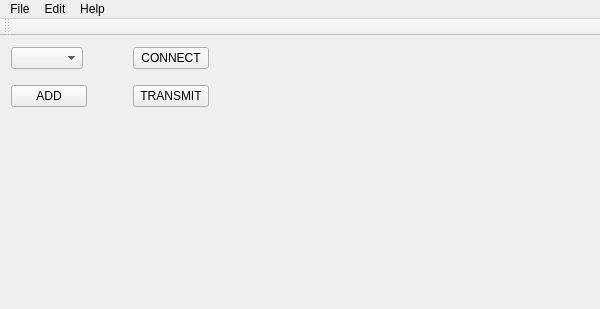
Qt form src/window_munk_power_supply/main_window.ui (dmherrington/ECM-Control-System) before a commit.
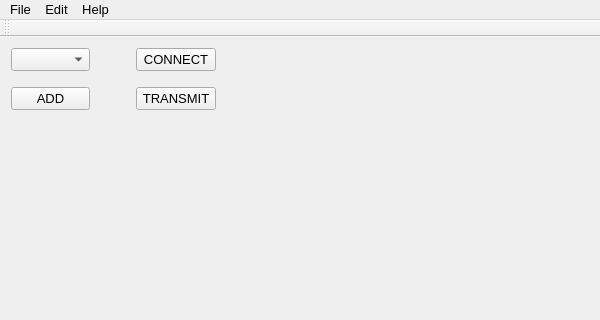
The same form after that commit. Custom widgets are drawn as their Qt base class.

The edit to the form file:
```diff
--- a/src/window_munk_power_supply/main_window.ui
+++ b/src/window_munk_power_supply/main_window.ui
@@ -7,7 +7,7 @@
     <x>0</x>
     <y>0</y>
     <width>600</width>
-    <height>309</height>
+    <height>320</height>
    </rect>
   </property>
   <property name="sizePolicy">
@@ -22,6 +22,11 @@
     <height>0</height>
    </size>
   </property>
+  <property name="font">
+   <font>
+    <pointsize>10</pointsize>
+   </font>
+  </property>
   <property name="windowTitle">
    <string>MainWindow</string>
   </property>
@@ -152,6 +157,9 @@
             <property name="text">
              <string>ADD</string>
             </property>
+            <property name="flat">
+             <bool>false</bool>
+            </property>
            </widget>
           </item>
           <item row="2" column="1">
@@ -216,7 +224,7 @@
         </property>
         <property name="sizeHint" stdset="0">
          <size>
-          <width>20</width>
+          <width>10</width>
           <height>100</height>
          </size>
         </property>
@@ -224,6 +232,9 @@
       </item>
       <item>
        <layout class="QVBoxLayout" name="verticalLayout_2">
+        <property name="spacing">
+         <number>5</number>
+        </property>
         <property name="sizeConstraint">
          <enum>QLayout::SetDefaultConstraint</enum>
         </property>
@@ -237,7 +248,7 @@
           </property>
           <property name="minimumSize">
            <size>
-            <width>200</width>
+            <width>300</width>
             <height>150</height>
            </size>
           </property>
@@ -254,7 +265,7 @@
           <property name="sizeHint" stdset="0">
            <size>
             <width>100</width>
-            <height>5</height>
+            <height>1</height>
            </size>
           </property>
          </spacer>
```
Left out of the diff: 2 changed lines with no effect on the pictures.
